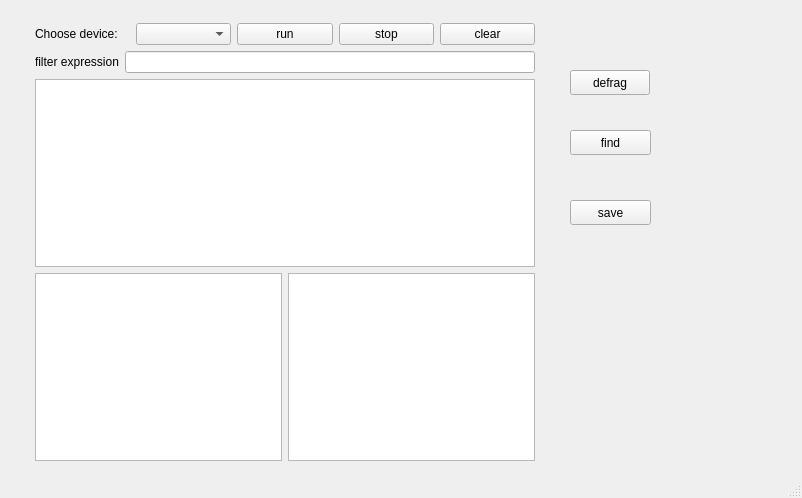
The window that src/1/mainwindow.ui (qiaolunzhang/sniffer) describes before a commit, drawn with Qt 5.
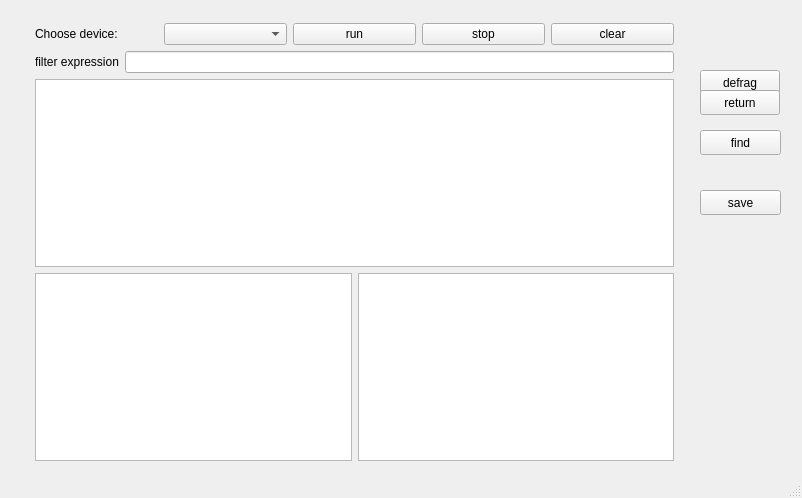
The same window after the commit.

Commit message: 界面上塞进重组数据

What changed in the file:
```diff
--- a/src/1/mainwindow.ui
+++ b/src/1/mainwindow.ui
@@ -17,7 +17,7 @@
    <widget class="QPushButton" name="pushButton_2">
     <property name="geometry">
      <rect>
-      <x>570</x>
+      <x>700</x>
       <y>130</y>
       <width>81</width>
       <height>25</height>
@@ -30,8 +30,8 @@
    <widget class="QPushButton" name="pushButton_3">
     <property name="geometry">
      <rect>
-      <x>570</x>
-      <y>200</y>
+      <x>700</x>
+      <y>190</y>
       <width>81</width>
       <height>25</height>
      </rect>
@@ -43,7 +43,7 @@
    <widget class="QPushButton" name="pushButton">
     <property name="geometry">
      <rect>
-      <x>570</x>
+      <x>700</x>
       <y>70</y>
       <width>80</width>
       <height>25</height>
@@ -58,7 +58,7 @@
      <rect>
       <x>24</x>
       <y>12</y>
-      <width>522</width>
+      <width>661</width>
       <height>460</height>
      </rect>
     </property>
@@ -127,6 +127,19 @@
      </item>
     </layout>
    </widget>
+   <widget class="QPushButton" name="btn_rtn">
+    <property name="geometry">
+     <rect>
+      <x>700</x>
+      <y>90</y>
+      <width>80</width>
+      <height>25</height>
+     </rect>
+    </property>
+    <property name="text">
+     <string>return</string>
+    </property>
+   </widget>
   </widget>
   <widget class="QStatusBar" name="statusBar"/>
  </widget>
```
The commit also changes 4 other files.
